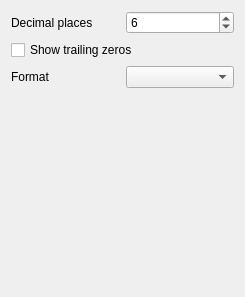
The window that src/ui/numericformats/qgsbearingnumericformatwidgetbase.ui (carsmie/QGIS) describes before a commit, drawn with Qt 5.
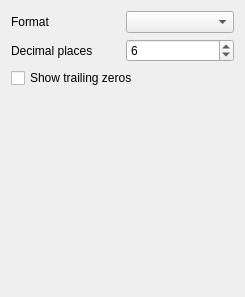
The same window after the commit. Custom widgets are drawn as their Qt base class.

Commit message:
[FEATURE] Add setting for format to show angular bearings to projects and profile options
The Settings - Options - Map Tools tab contains a new setting for
controlling the default format to use for displaying angular bearings for
newly created projects. Whenever a new project is created, it will
inherit this default settings.

The Project Properties dialog also has a new setting for the project-specific
bearing format.

The intention is that whenever angular bearings are shown in QGIS,
they will be formatted using the current project's bearing format
settings.

```diff
--- a/src/ui/numericformats/qgsbearingnumericformatwidgetbase.ui
+++ b/src/ui/numericformats/qgsbearingnumericformatwidgetbase.ui
@@ -14,31 +14,7 @@
    <string>Form</string>
   </property>
   <layout class="QGridLayout" name="gridLayout">
-   <item row="2" column="1">
-    <widget class="QComboBox" name="mFormatComboBox"/>
-   </item>
-   <item row="0" column="1">
-    <widget class="QSpinBox" name="mDecimalsSpinBox">
-     <property name="value">
-      <number>6</number>
-     </property>
-    </widget>
-   </item>
-   <item row="2" column="0">
-    <widget class="QLabel" name="label_2">
-     <property name="text">
-      <string>Format</string>
-     </property>
-    </widget>
-   </item>
-   <item row="0" column="0">
-    <widget class="QLabel" name="label">
-     <property name="text">
-      <string>Decimal places</string>
-     </property>
-    </widget>
-   </item>
-   <item row="3" column="0">
+   <item row="4" column="0">
     <spacer name="verticalSpacer">
      <property name="orientation">
       <enum>Qt::Vertical</enum>
@@ -51,13 +27,37 @@
      </property>
     </spacer>
    </item>
-   <item row="1" column="0" colspan="2">
+   <item row="1" column="1">
+    <widget class="QSpinBox" name="mDecimalsSpinBox">
+     <property name="value">
+      <number>6</number>
+     </property>
+    </widget>
+   </item>
+   <item row="2" column="0" colspan="2">
     <widget class="QCheckBox" name="mShowTrailingZerosCheckBox">
      <property name="text">
       <string>Show trailing zeros</string>
      </property>
     </widget>
    </item>
+   <item row="1" column="0">
+    <widget class="QLabel" name="label">
+     <property name="text">
+      <string>Decimal places</string>
+     </property>
+    </widget>
+   </item>
+   <item row="0" column="0">
+    <widget class="QLabel" name="label_2">
+     <property name="text">
+      <string>Format</string>
+     </property>
+    </widget>
+   </item>
+   <item row="0" column="1">
+    <widget class="QComboBox" name="mFormatComboBox"/>
+   </item>
   </layout>
  </widget>
  <customwidgets>
```
The commit also changes 15 other files.
